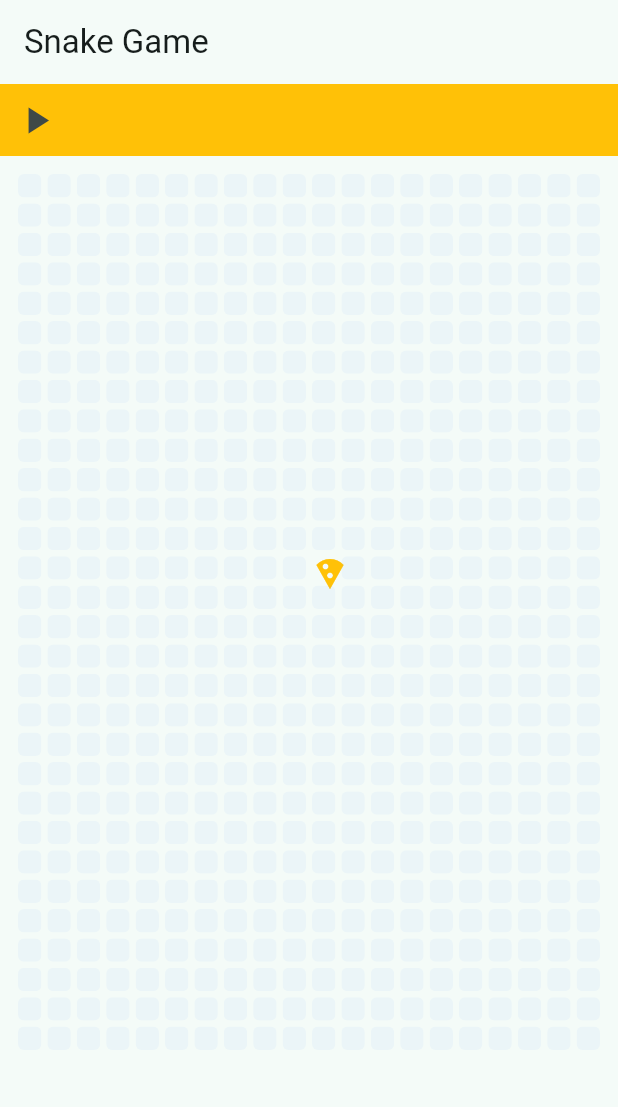
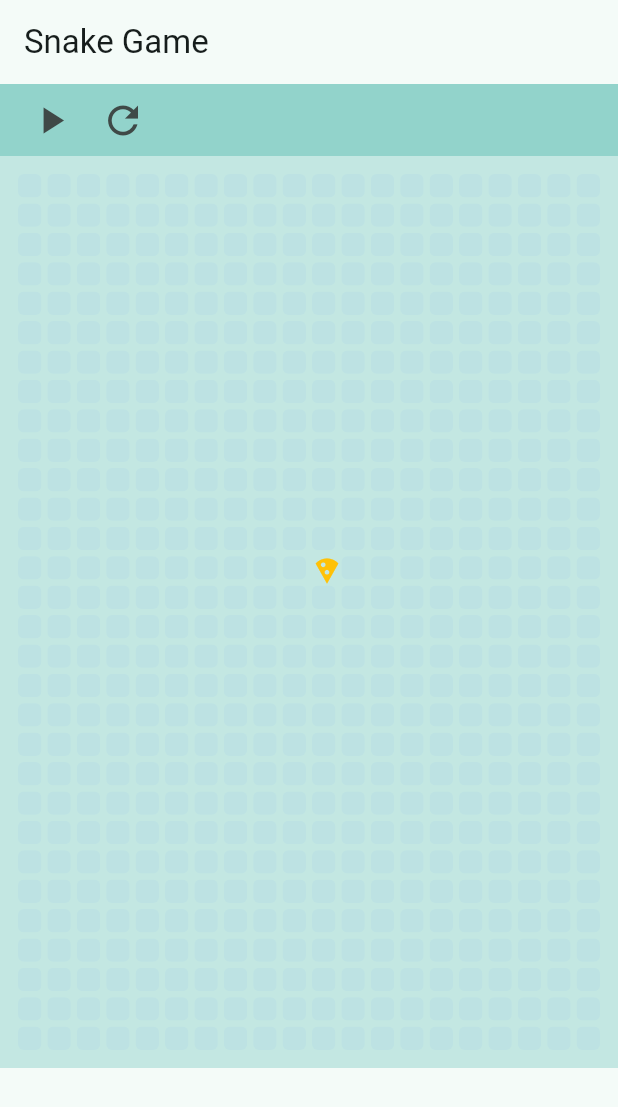
Before and after one commit to chingalo-family/snake-app, a Flutter app: the Home screen opened directly, on a phone screen of 412 x 824 dp. Shown: the top 1107 px of the screen. Run offline on Flutter 3.47's test engine with Material 3 defaults, Android fonts, the phone set to English and light mode, and no system bars; statements that could not run were skipped.

Commit message:
feat: 🎸 set home page for snak app

```diff
--- a/lib/modules/about/about.dart
+++ b/lib/modules/about/about.dart
@@ -0,0 +1,12 @@
+import 'package:flutter/material.dart';
+
+class About extends StatelessWidget {
+  const About({
+    super.key,
+  });
+
+  @override
+  Widget build(BuildContext context) {
+    return Container();
+  }
+}
--- a/lib/modules/home.dart
+++ /dev/null
@@ -1,42 +0,0 @@
-import 'package:flutter/material.dart';
-import 'package:provider/provider.dart';
-import 'package:snake_game/core/app_state/snake_state.dart';
-import 'package:snake_game/modules/snake/snake.dart';
-
-class Home extends StatelessWidget {
-  const Home({super.key});
-
-  @override
-  Widget build(BuildContext context) {
-    return Scaffold(
-      appBar: AppBar(
-        title: const Text('Snake Game'),
-      ),
-      body: Scaffold(
-        appBar: PreferredSize(
-          preferredSize: const Size.fromHeight(100.0),
-          child: Container(
-            color: Colors.amber,
-            child: Row(
-              children: [
-                Container(
-                  margin: const EdgeInsets.symmetric(),
-                  child: IconButton(
-                    icon: const Icon(
-                      Icons.play_arrow_sharp,
-                      size: 30.0,
-                    ),
-                    onPressed: () =>
-                        Provider.of<SnakeState>(context, listen: false)
-                            .pauseOrResumeGame(),
-                  ),
-                )
-              ],
-            ),
-          ),
-        ),
-        body: const Snake(),
-      ),
-    );
-  }
-}
--- /dev/null
+++ b/lib/modules/snake/home.dart
@@ -0,0 +1,23 @@
+import 'package:flutter/material.dart';
+import 'package:snake_game/modules/snake/components/app_actions.dart';
+import 'package:snake_game/modules/snake/snake.dart';
+
+class Home extends StatelessWidget {
+  const Home({super.key});
+
+  @override
+  Widget build(BuildContext context) {
+    return Scaffold(
+      appBar: AppBar(
+        title: const Text('Snake Game'),
+      ),
+      body: const Scaffold(
+        appBar: PreferredSize(
+          preferredSize: Size.fromHeight(100.0),
+          child: AppActions(),
+        ),
+        body: Snake(),
+      ),
+    );
+  }
+}
--- a/lib/modules/snake/snake.dart
+++ b/lib/modules/snake/snake.dart
@@ -56,6 +56,7 @@ class _SnakeState extends State<Snake> {
           onHorizontalDragUpdate: (details) =>
               onHorizontalDragUpdate(details, direction),
           child: Container(
+            color: AppInfoReference.defaultAppColor.withOpacity(0.2),
             padding: const EdgeInsets.all(10),
             child: GridView.builder(
               shrinkWrap: true,
@@ -83,7 +84,7 @@ class _SnakeState extends State<Snake> {
                       padding: const EdgeInsets.all(2),
                       child: const Icon(
                         Icons.local_pizza,
-                        size: 24.0,
+                        size: 20.0,
                         color: Colors.amber,
                       ),
                     ),
```
